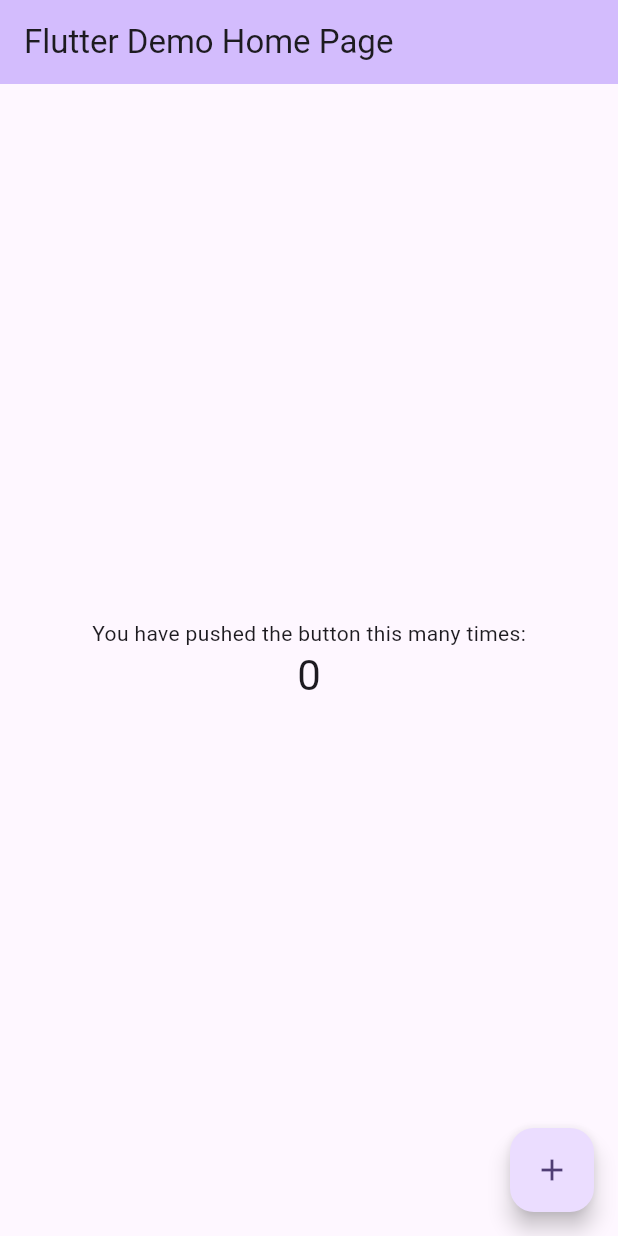
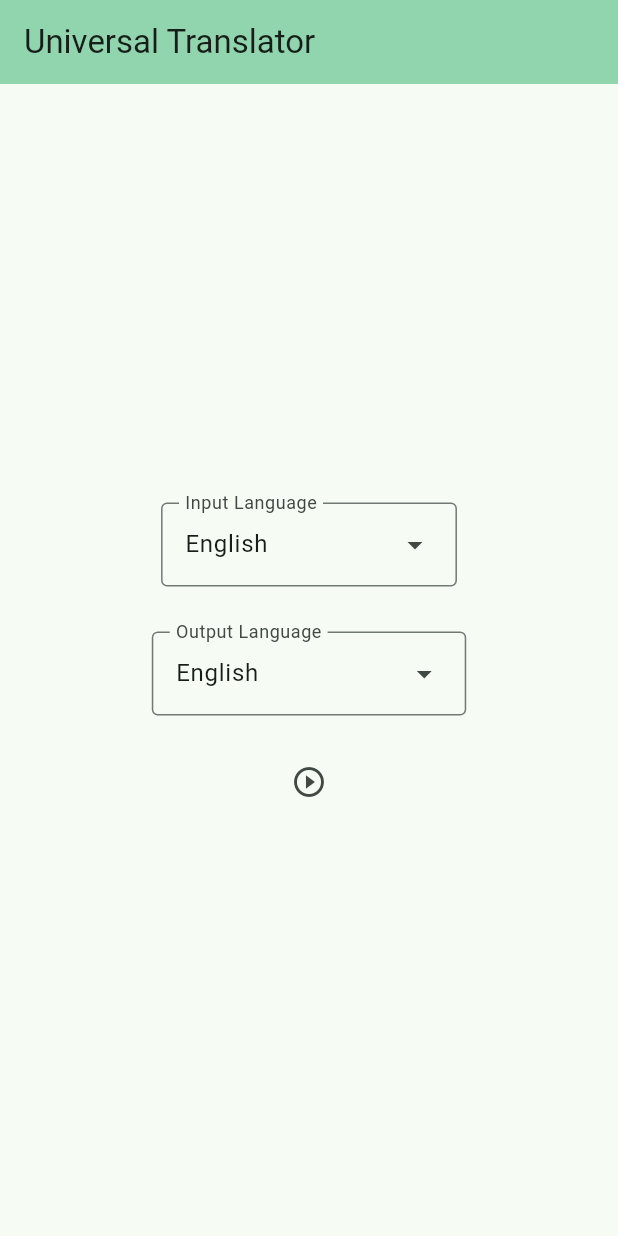
Before and after one commit to PolarisStarnor/Universal-Translator, a Flutter app: the screen it shows after launch, on a phone screen of 412 x 824 dp. Run offline on Flutter 3.47's test engine with Material 3 defaults, Android fonts, the phone set to English and light mode, and no system bars.

Commit message:
Main UI done

```diff
--- a/client/lib/main.dart
+++ b/client/lib/main.dart
@@ -2,6 +2,66 @@
 
 void main() {
   runApp(const MyApp());
+}
+
+enum Languages {
+  english("English", "en"),
+  french("French", "fr"),
+  arabic("Arabic", "ar"),
+  czech("Czech", "cs"),
+  german("German", "de"),
+  spanish("Spanish", "es"),
+  estonian("Estonian", "et"),
+  finnish("Finnish", "fi"),
+  gujarati("Gujarati", "gu"),
+  hindi("Hindi", "hi"),
+  italian("Italian", "it"),
+  japanese("Japanese", "ja"),
+  kazakh("Kazakh", "kk"),
+  korean("Korean", "ko"),
+  lithuanian("Lithuanian", "lt"),
+  latvian("Latvian", "lv"),
+  burmese("Burmese", "my"),
+  nepali("Nepali", "ne"),
+  dutch("Dutch", "nl"),
+  romanian("Romanian", "ro"),
+  russian("Russian", "ru"),
+  sinhala("Sinhala", "si"),
+  turkish("Turkish", "tr"),
+  vietnamese("Vietnamese", "vi"),
+  chinese("Chinese", "zh"),
+  afrikaans("Afrikaans", "af"),
+  azerbaijani("Azerbaijani", "az"),
+  bengali("Bengali", "bn"),
+  persian("Persian", "fa"),
+  hebrew("Hebrew", "he"),
+  croatian("Croatian", "hr"),
+  indonesian("Indonesian", "id"),
+  georgian("Georgian", "ka"),
+  khmer("Khmer", "km"),
+  macedonian("Macedonian", "mk"),
+  malayalam("Malayalam", "ml"),
+  mongolian("Mongolian", "mn"),
+  marathi("Marathi", "mr"),
+  polish("Polish", "pl"),
+  pashto("Pashto", "ps"),
+  portuguese("Portuguese", "pt"),
+  swedish("Swedish", "sv"),
+  swahili("Swahili", "sw"),
+  tamil("Tamil", "ta"),
+  telugu("Telugu", "te"),
+  thai("Thai", "th"),
+  tagalog("Tagalog", "tl"),
+  ukrainian("Ukrainian", "uk"),
+  urdu("Urdu", "ur"),
+  xhosa("Xhosa", "xh"),
+  galician("Galician", "gl"),
+  slovene("Slovene", "sl");
+
+  const Languages(this.label, this.val);
+  final String label;
+  final String val;
+
 }
 
 class MyApp extends StatelessWidget {
@@ -11,7 +71,7 @@
   @override
   Widget build(BuildContext context) {
     return MaterialApp(
-      title: 'Flutter Demo',
+      title: 'Universal Translator',
       theme: ThemeData(
         // This is the theme of your application.
         //
@@ -28,10 +88,10 @@
         //
         // This works for code too, not just values: Most code changes can be
         // tested with just a hot reload.
-        colorScheme: ColorScheme.fromSeed(seedColor: Colors.deepPurple),
+        colorScheme: ColorScheme.fromSeed(seedColor: Colors.greenAccent),
         useMaterial3: true,
       ),
-      home: const MyHomePage(title: 'Flutter Demo Home Page'),
+      home: const MyHomePage(title: 'Universal Translator'),
     );
   }
 }
@@ -76,6 +136,8 @@
     // The Flutter framework has been optimized to make rerunning build methods
     // fast, so that you can just rebuild anything that needs updating rather
     // than having to individually change instances of widgets.
+    Languages? selectedLang;
+    final TextEditingController languageController = TextEditingController();
     return Scaffold(
       appBar: AppBar(
         // TRY THIS: Try changing the color here to a specific color (to
@@ -105,20 +167,68 @@
           // wireframe for each widget.
           mainAxisAlignment: MainAxisAlignment.center,
           children: <Widget>[
-            const Text(
-              'You have pushed the button this many times:',
+            DropdownMenu<Languages>(
+              initialSelection: Languages.english,
+              controller: languageController,
+              // requestFocusOnTap is enabled/disabled by platforms when it is null.
+              // On mobile platforms, this is false by default. Setting this to true will
+              // trigger focus request on the text field and virtual keyboard will appear
+              // afterward. On desktop platforms however, this defaults to true.
+              requestFocusOnTap: true,
+              label: const Text('Input Language'),
+              onSelected: (Languages? lang) {
+                setState(() {
+                  selectedLang = lang;
+                });
+              },
+              dropdownMenuEntries: Languages.values
+                  .map<DropdownMenuEntry<Languages>>(
+                      (Languages lang) {
+                    return DropdownMenuEntry<Languages>(
+                      label: lang.label,
+                      value: lang,
+                    );
+                  }).toList(),
             ),
-            Text(
-              '$_counter',
-              style: Theme.of(context).textTheme.headlineMedium,
+
+            SizedBox(height: 30),
+
+            DropdownMenu<Languages>(
+              initialSelection: Languages.english,
+              controller: languageController,
+              // requestFocusOnTap is enabled/disabled by platforms when it is null.
+              // On mobile platforms, this is false by default. Setting this to true will
+              // trigger focus request on the text field and virtual keyboard will appear
+              // afterward. On desktop platforms however, this defaults to true.
+              requestFocusOnTap: true,
+              label: const Text('Output Language'),
+              onSelected: (Languages? lang) {
+                setState(() {
+                  selectedLang = lang;
+                });
+              },
+              dropdownMenuEntries: Languages.values
+                  .map<DropdownMenuEntry<Languages>>(
+                      (Languages lang) {
+                    return DropdownMenuEntry<Languages>(
+                      label: lang.label,
+                      value: lang,
+                    );
+                  }).toList(),
             ),
+
+            SizedBox(height: 20),
+
+            IconButton(
+              icon: const Icon(Icons.play_circle_outline),
+              onPressed: () {
+                print('button pressed!');
+              },
+            ),
+
+
           ],
         ),
-      ),
-      floatingActionButton: FloatingActionButton(
-        onPressed: _incrementCounter,
-        tooltip: 'Increment',
-        child: const Icon(Icons.add),
       ), // This trailing comma makes auto-formatting nicer for build methods.
     );
   }
```
